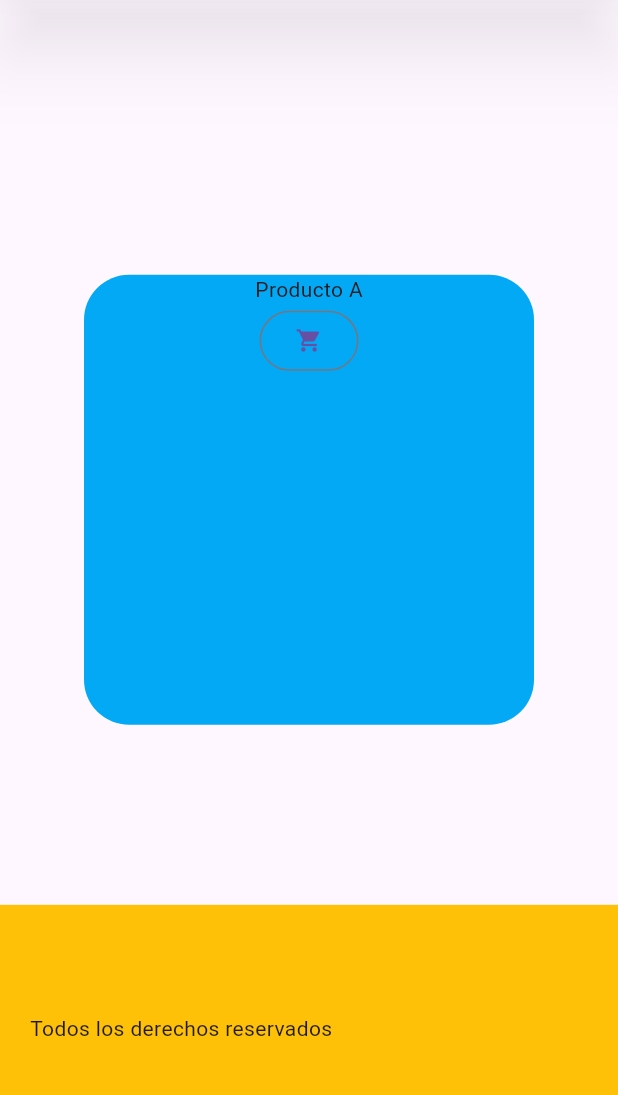
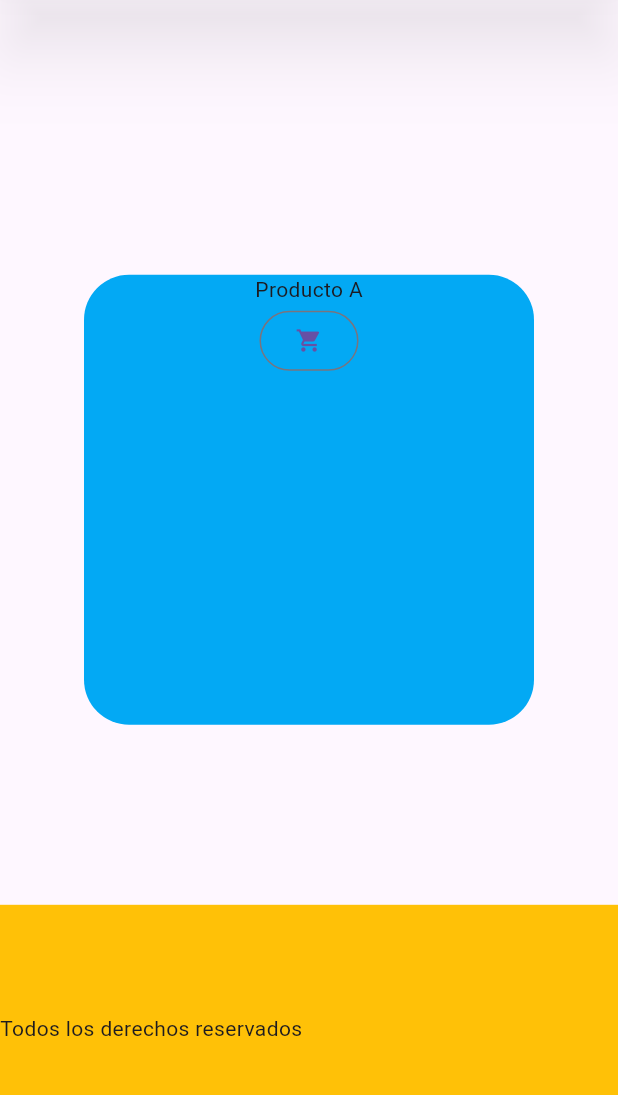
Before and after one commit to Rogerr14/ecommer_artesanal, a Flutter app: the screen it shows after launch, after a tap on the "shopping cart" icon, on a phone screen of 412 x 824 dp, the part 84-1179 px from its top. Run offline on Flutter 3.47's test engine with Material 3 defaults, Android fonts, the light colour scheme and no system bars; drawn by our look-alikes of badges.

Commit message:
modificacion basica de la pag

```diff
--- a/lib/modules/home/pages/home_page.dart
+++ b/lib/modules/home/pages/home_page.dart
@@ -36,8 +36,10 @@ class _HomePageState extends State<HomePage> {
                     children: [
                       Text('Producto A'),
                       OutlinedButton(onPressed: (){
+                        setState(() {
                        isActive = true;
 
+                        });
                       }, child: Icon(Icons.shopping_cart))
                     ],
                   ),
--- a/lib/shared/layout.dart
+++ b/lib/shared/layout.dart
@@ -66,8 +66,7 @@ class FooterWidget extends StatelessWidget {
         color:  Colors.amber
       ),
       child: Row(children: [
-        SizedBox(width: 20,),
-        Text('Todos los derechos reservados ')
+                Text('Todos los derechos reservados ')
       ],),
     );
   }
```
